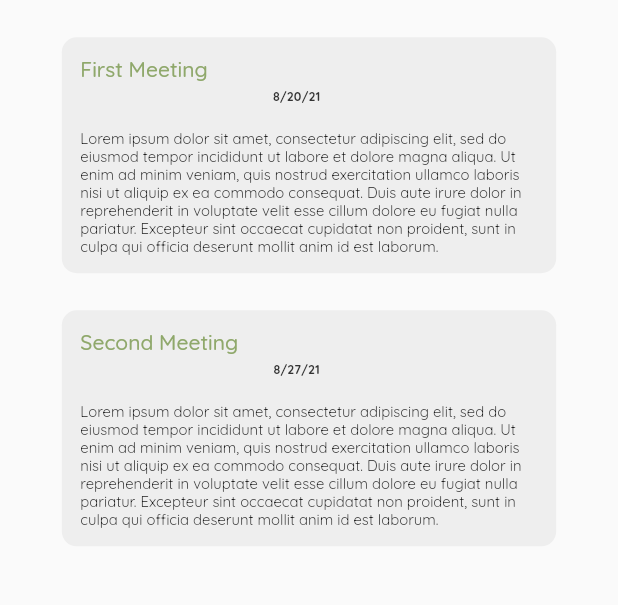
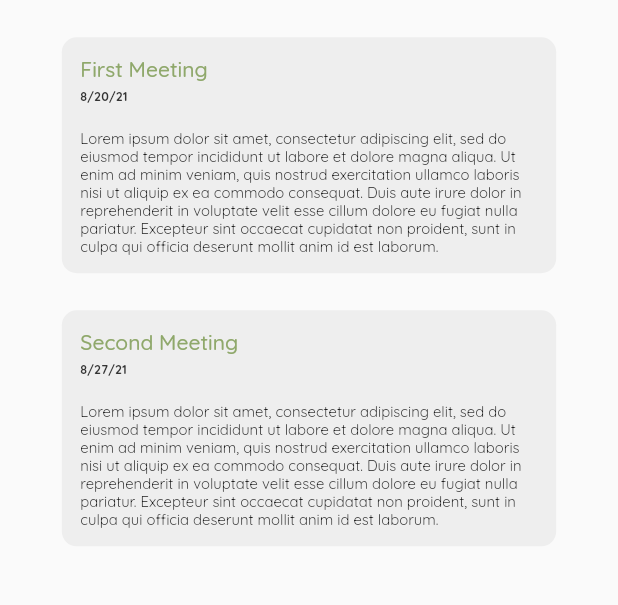
Before and after one commit to RhinoInani/MvBookshelfWebsite, a Flutter app: the MeetingNotes screen opened by its route, on a phone screen of 412 x 824 dp, the part 198-803 px from its top. Run offline on Flutter 3.47's test engine with Material 2 defaults, Android fonts, the phone set to English and light mode, and no system bars; our stand-ins replace animated_text_kit, font_awesome_flutter, google_fonts; missing offline and left inert: coast, dart:html, gsheets, mailto.

Commit message:
Version 1.0.5 now live. Update to website information.

```diff
--- a/lib/main.dart
+++ b/lib/main.dart
@@ -80,6 +80,7 @@ class HomeScreen extends StatelessWidget {
           controller: _coastController,
           scrollDirection: Axis.vertical,
           dragStartBehavior: DragStartBehavior.down,
+          clipBehavior: Clip.antiAlias,
           beaches: [
             Beach(builder: (context) => IntroPage(size: size)),
             Beach(builder: (context) => BiWeeklyReadingsPage(size: size)),
--- a/lib/screens/homeScreenPages/contactUsPage.dart
+++ b/lib/screens/homeScreenPages/contactUsPage.dart
@@ -49,7 +49,7 @@ class ContactUsPage extends StatelessWidget {
                 flightShuttleBuilder: textFlightShuttleBuilder,
                 tag: "text",
                 child: Container(
-                  height: size.height * 0.15,
+                  height: size.height * 0.19,
                   width: size.width * 0.3,
                   child: RichText(
                     textAlign: TextAlign.center,
@@ -75,7 +75,7 @@ class ContactUsPage extends StatelessWidget {
               ),
             ),
             SizedBox(
-              height: size.longestSide * 0.02,
+              height: size.width * 0.02,
             ),
             Row(
               crossAxisAlignment: CrossAxisAlignment.center,
--- a/lib/screens/navBarPages/upcomingEvents.dart
+++ b/lib/screens/navBarPages/upcomingEvents.dart
@@ -45,7 +45,7 @@ class _UpcomingEventsState extends State<UpcomingEvents> {
                 size: size,
                 title: "Weekly Meetings",
                 bodyText:
-                    "Lorem ipsum dolor sit amet, consectetur adipiscing elit, sed do eiusmod tempor incididunt ut labore et dolore magna aliqua. Ut enim ad minim veniam, quis nostrud exercitation ullamco laboris nisi ut aliquip ex ea commodo consequat. Duis aute irure dolor in reprehenderit in voluptate velit esse cillum dolore eu fugiat nulla pariatur. Excepteur sint occaecat cupidatat non proident, sunt in culpa qui officia deserunt mollit anim id est laborum.",
+                    "You can find us in B212, or Ms. Rose’s room. Stop by Mondays at lunch!",
                 date: "Every other Monday during Lunch",
                 button: false,
                 buttonPress: () {},
@@ -101,24 +101,27 @@ class UpcomingEventsCard extends StatelessWidget {
       child: Column(
         crossAxisAlignment: CrossAxisAlignment.start,
         children: [
+          Column(
+            children: [
               Row(
                 children: [
-              Column(
-                children: [
-                  Container(
-                    width: size.width * 0.7,
-                    child: Text(
+                  Text(
                     "$title",
+                    textAlign: TextAlign.start,
                     style: TextStyle(
                       color: mainColor,
                       fontSize: size.longestSide * 0.017,
                       fontWeight: FontWeight.w500,
                     ),
                   ),
+                ],
               ),
               SizedBox(
                 height: size.height * 0.005,
               ),
+              Row(
+                mainAxisAlignment: MainAxisAlignment.spaceBetween,
+                children: [
                   date == ''
                       ? Container()
                       : Text(
@@ -129,9 +132,6 @@ class UpcomingEventsCard extends StatelessWidget {
                             fontSize: size.longestSide * 0.01,
                           ),
                         ),
-                ],
-              ),
-              Spacer(),
                   button
                       ? OutlinedButton(
                           onPressed: () {
@@ -153,6 +153,8 @@ class UpcomingEventsCard extends StatelessWidget {
                       : Container(),
                 ],
               ),
+            ],
+          ),
           SizedBox(
             height: size.height * 0.02,
           ),
```
Also changed, not shown: lib/screens/homeScreenPages/biWeeklyReadingsPage.dart (+3 -4 lines), lib/screens/homeScreenPages/upcomingEventsPage.dart (+4 -5 lines). Lines whose indentation alone changed are shown as unchanged.
